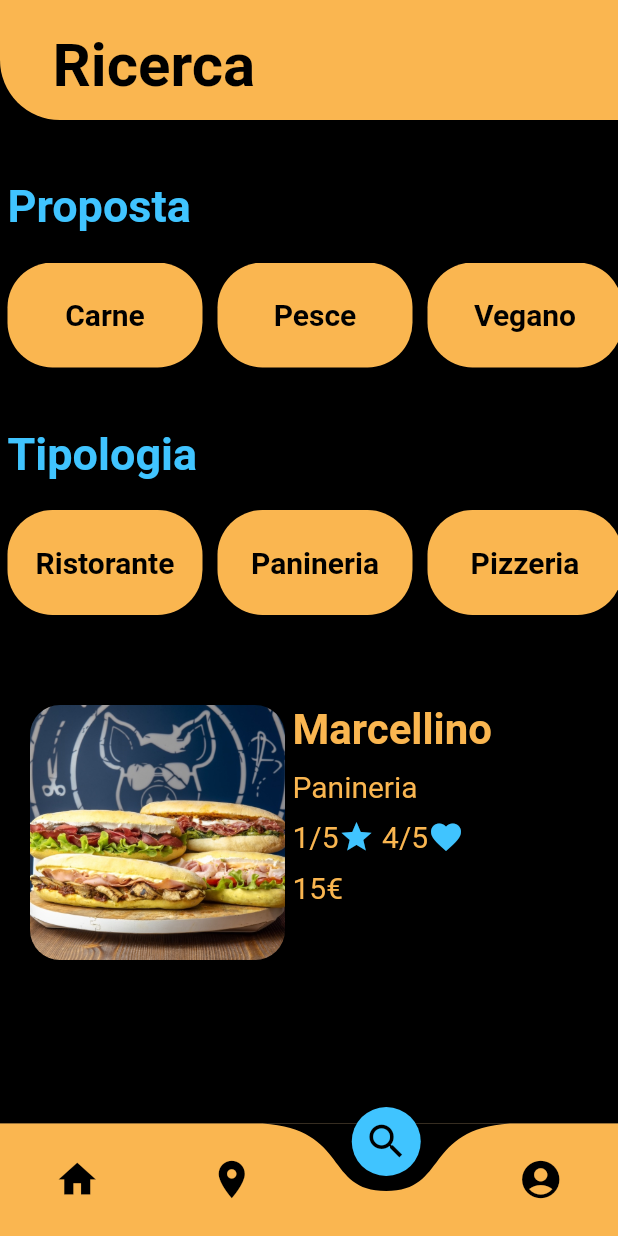
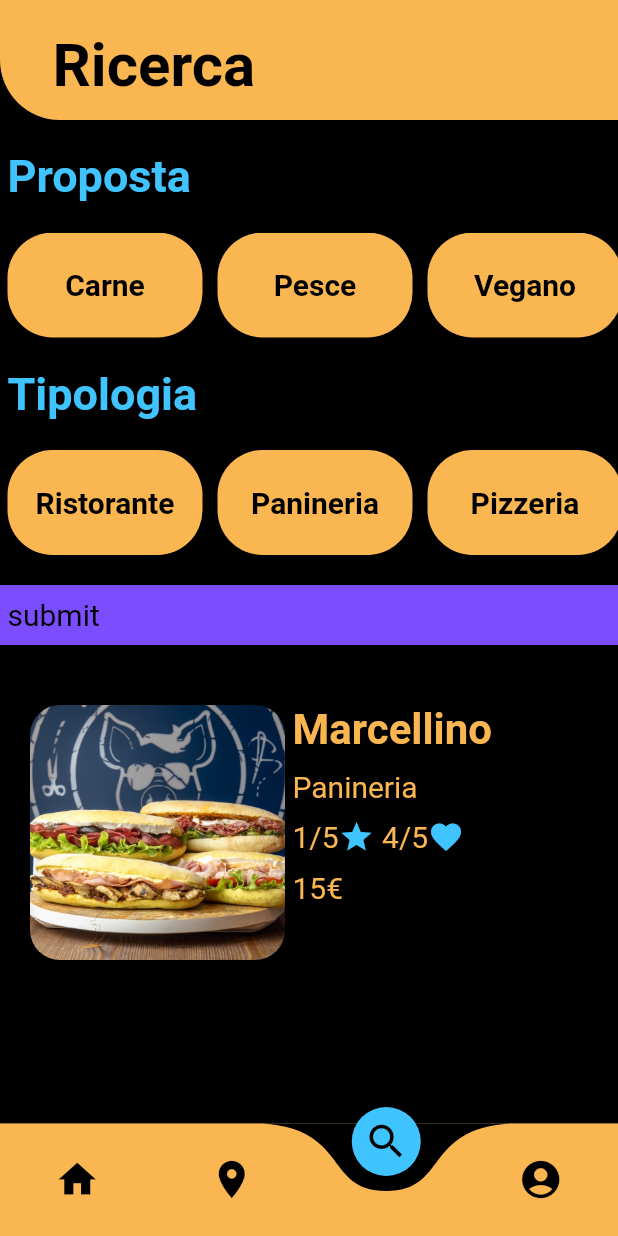
Before and after one commit to GorlaA/app_ristoranti, a Flutter app: the screen it shows after launch, item 3 of the bottom bar chosen, on a phone screen of 412 x 824 dp. Run offline on Flutter 3.47's test engine with Material 2 defaults, Android fonts, the light colour scheme and no system bars; drawn by our look-alikes of carousel_slider, curved_navigation_bar; our stand-ins replace cloud_firestore, google_maps_flutter; accounts and stored records are empty.

Commit message:
Aggiornamento librerie varie e creazione main
Aggiunto pulsante per il commit delle query nella pagina della ricerca
Creato Main
Aggiornemento dipendenze per il corretto funzionamento

```diff
--- a/lib/App/presentation/pages/home_app.dart
+++ b/lib/App/presentation/pages/home_app.dart
@@ -21,6 +21,7 @@ void main() {
       )
   );
 }
+
 
 class PageProvider extends ChangeNotifier{
   int page = 0;
--- a/lib/App/presentation/pages/map_page.dart
+++ b/lib/App/presentation/pages/map_page.dart
@@ -75,7 +75,7 @@ class MapSampleState extends State<MapSample> {
             Marker(
               markerId: MarkerId('id-'+i.toString()),
               position: LatLng(45.49060628897456+i, 8.958427513477101),
-              consumeTapEvents: true,
+              //consumeTapEvents: true,
               onTap:(){Provider.of<MapProvider>(context, listen: false).changeContRistState(true);},
               infoWindow: InfoWindow(
                   title: 'Marcellino'+i.toString(),
--- a/lib/App/presentation/pages/search_page.dart
+++ b/lib/App/presentation/pages/search_page.dart
@@ -33,7 +33,7 @@ class _TopSearchPageState extends State<TopSearchPage>{
     return Column(
       children: [
         TopBarPage("Ricerca"),
-        Padding(padding: EdgeInsets.all(20)),
+        Padding(padding: EdgeInsets.all(10)),
         Row(
           mainAxisAlignment: MainAxisAlignment.start,
           children: [
@@ -46,7 +46,7 @@ class _TopSearchPageState extends State<TopSearchPage>{
             Expanded(child: CategorysCheckBox(BoxCategory("").getBoxes(proposta))),
           ],
         ),
-        Padding(padding: EdgeInsets.all(20)),
+        Padding(padding: EdgeInsets.all(10)),
         Row(
           mainAxisAlignment: MainAxisAlignment.start,
           children: [
@@ -59,7 +59,14 @@ class _TopSearchPageState extends State<TopSearchPage>{
             Expanded(child: CategorysCheckBox(BoxCategory("").getBoxes(tipologia))),
           ],
         ),
-        Padding(padding: EdgeInsets.all(20)),
+        Padding(padding: EdgeInsets.all(10)),
+        Row(
+          mainAxisAlignment: MainAxisAlignment.center,
+          children: [
+            Container(color: Colors.deepPurpleAccent,width: MediaQuery.of(context).size.width, height: 40,child: subTitlesLower("submit", Colors.black),)
+          ],
+        ),
+        Padding(padding: EdgeInsets.all(10)),
         Row(
           children: [
             sliderContainerRistoranti(ristorantiTrovati),
```
Also changed, not shown: lib/main.dart (+16 -0 lines), pubspec.lock, 1 other file.
